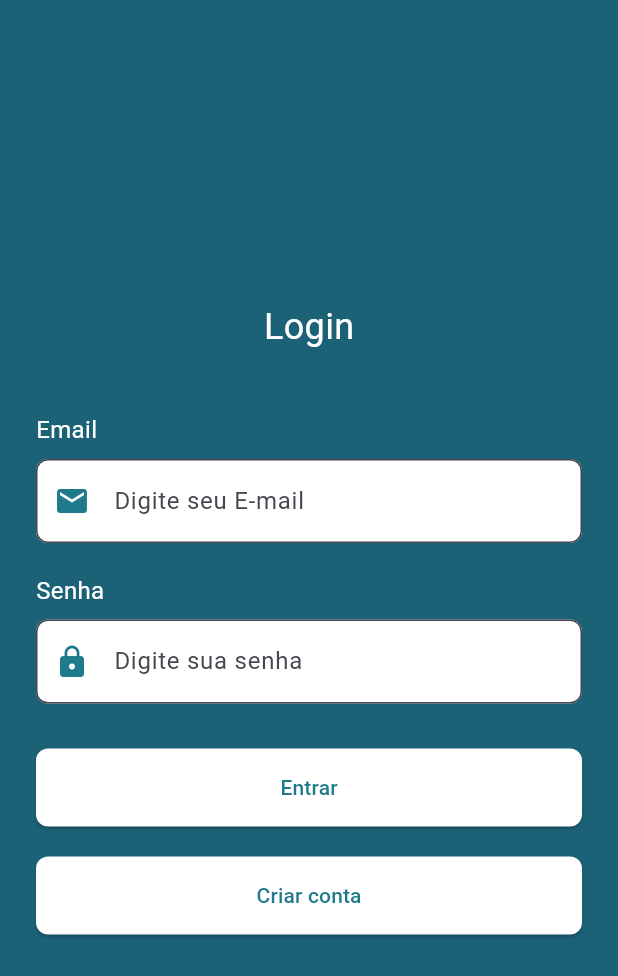
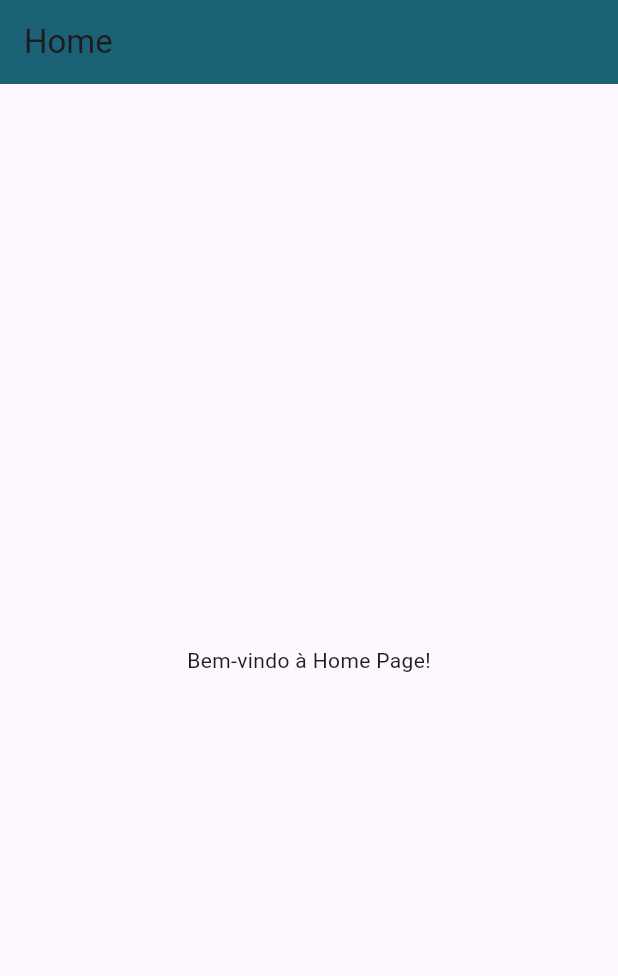
Before and after one commit to DiogoKaster/food-shop, a Flutter app: the screen it shows after launch, after a tap on "Entrar", on a phone screen of 412 x 824 dp. Shown: the top 976 px of the screen. Run offline on Flutter 3.47's test engine with Material 3 defaults, Android fonts, the phone set to English and light mode, and no system bars.

Commit message:
create homepage, link login to homepage and some minor fixes

```diff
--- a/lib/dialog/endereco_dialog.dart
+++ b/lib/dialog/endereco_dialog.dart
@@ -3,7 +3,7 @@ import 'package:flutter/material.dart';
 class EnderecoDialog extends StatelessWidget {
   final Function(String) onEnderecoPreenchido;
 
-  EnderecoDialog({required this.onEnderecoPreenchido});
+  EnderecoDialog({super.key, required this.onEnderecoPreenchido});
 
   final TextEditingController logradouroController = TextEditingController();
   final TextEditingController numeroController = TextEditingController();
--- /dev/null
+++ b/lib/pages/home_page.dart
@@ -0,0 +1,18 @@
+import 'package:flutter/material.dart';
+
+class HomePage extends StatelessWidget {
+  const HomePage({super.key});
+
+  @override
+  Widget build(BuildContext context) {
+    return Scaffold(
+      appBar: AppBar(
+        title: const Text('Home'),
+        backgroundColor: const Color.fromARGB(255, 28, 98, 119),
+      ),
+      body: const Center(
+        child: Text('Bem-vindo à Home Page!'),
+      ),
+    );
+  }
+}
--- a/lib/pages/login_page.dart
+++ b/lib/pages/login_page.dart
@@ -1,5 +1,6 @@
 import 'package:flutter/material.dart';
 import 'package:flutter_application_2/pages/register_page.dart';
+import 'package:flutter_application_2/pages/home_page.dart';
 
 class LoginPage extends StatelessWidget {
   const LoginPage({super.key});
@@ -65,18 +66,23 @@ class LoginPage extends StatelessWidget {
             SizedBox(
               width: double.infinity,
               child: ElevatedButton(
-                onPressed: () {},
-                child: Text(
-                  'Entrar',
-                  style: TextStyle(
-                    color: const Color.fromARGB(255, 31, 123, 139),
-                  ),
-                ),
+                onPressed: () {
+                  Navigator.pushReplacement(
+                    context,
+                    MaterialPageRoute(builder: (context) => const HomePage()),
+                  );
+                },
                 style: ElevatedButton.styleFrom(
                   backgroundColor: Colors.white,
                   padding: EdgeInsets.symmetric(vertical: 16),
                   shape: RoundedRectangleBorder(
                     borderRadius: BorderRadius.circular(8),
+                  ),
+                ),
+                child: Text(
+                  'Entrar',
+                  style: TextStyle(
+                    color: const Color.fromARGB(255, 31, 123, 139),
                   ),
                 ),
               ),
@@ -110,17 +116,17 @@ class LoginPage extends StatelessWidget {
                     MaterialPageRoute(builder: (_) => CadastroPage()),
                   );
                 },
-                child: Text(
-                  'Criar conta',
-                  style: TextStyle(
-                    color: const Color.fromARGB(255, 31, 123, 139),
-                  ),
-                ),
                 style: ElevatedButton.styleFrom(
                   backgroundColor: Colors.white,
                   padding: EdgeInsets.symmetric(vertical: 16),
                   shape: RoundedRectangleBorder(
                     borderRadius: BorderRadius.circular(8),
+                  ),
+                ),
+                child: Text(
+                  'Criar conta',
+                  style: TextStyle(
+                    color: const Color.fromARGB(255, 31, 123, 139),
                   ),
                 ),
               ),
```
